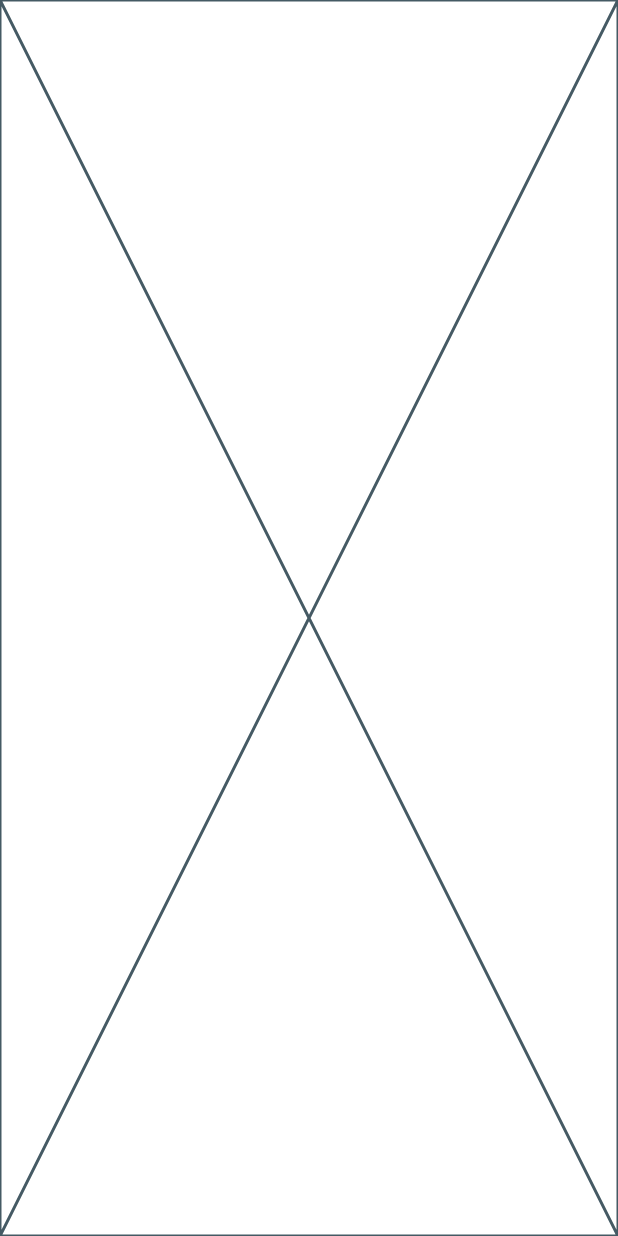
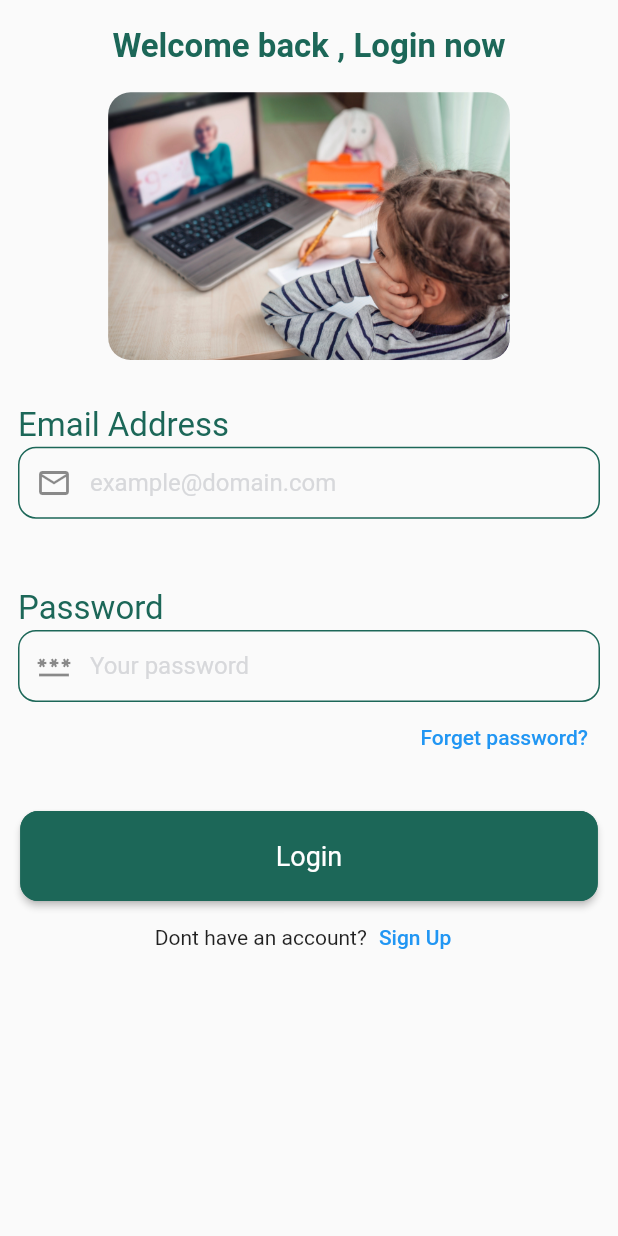
Before and after one commit to SamarKhalid/Education-Mobile-Application-UI, a Flutter app: the screen it shows after launch, after a tap on "Skip", on a phone screen of 412 x 824 dp. Run offline on Flutter 3.47's test engine with Material 2 defaults, Android fonts, the phone set to English and light mode, and no system bars; our stand-ins replace shared_preferences.

Commit message:
login page done

```diff
--- a/lib/constants.dart
+++ b/lib/constants.dart
@@ -39,4 +39,26 @@ const buttonTextStyle = TextStyle(
     color: Colors.white,
     fontSize: 18.0,
     fontWeight: FontWeight.normal);
+
+const textFieldDecoration = InputDecoration(
+  hintText: 'Enter a value',
+  hintStyle: TextStyle(
+    color: Color(0xffD7D8DB),
+  ),
+  contentPadding: EdgeInsets.symmetric(vertical: 10.0, horizontal: 20.0),
+  enabledBorder: OutlineInputBorder(
+    borderSide: BorderSide(color: Color(0xFF1C6758), width: 1.0),
+    borderRadius: BorderRadius.all(Radius.circular(12.0)),
+  ),
+  focusedBorder: OutlineInputBorder(
+    borderSide: BorderSide(color: Color(0xFF1C6758), width: 1.0),
+    borderRadius: BorderRadius.all(Radius.circular(12.0)),
+  ),
+  prefixIcon: Icon(
+    Icons.person, // Change to the desired icon
+    color: Color(0xFFBDBDBD), // Change to the desired color
+  ),
+);
+
+
 const loremText = "Lorem ipsum dolor sit amet, consectetur adipiscing elit, sed do eiusmod tempor incididunt.";
--- a/lib/screens/auth_screens/sign_in.dart
+++ b/lib/screens/auth_screens/sign_in.dart
@@ -1,3 +1,4 @@
+import 'package:education_mobile_application/constants.dart';
 import 'package:flutter/material.dart';
 
 class SignIn extends StatefulWidget {
@@ -9,8 +10,94 @@ class SignIn extends StatefulWidget {
 }
 
 class _SignInState extends State<SignIn> {
+  String email = '';
+
   @override
   Widget build(BuildContext context) {
-    return const Placeholder();
+    double screenHeight = MediaQuery.of(context).size.height;
+    double screenWidth = MediaQuery.of(context).size.width;
+    return Scaffold(
+      body: SingleChildScrollView(
+        child: SafeArea(
+          child: Padding(
+            padding: const EdgeInsets.all(12.0),
+            child: Column(
+              children: [
+                Text('Welcome back , Login now',
+                    style: mainText.copyWith(color: const Color(0xFF1C6758))),
+                SizedBox(height: screenHeight * 0.02),
+                ClipRRect(
+                  borderRadius: BorderRadius.circular(15.0),
+                  // Adjust the radius as needed
+                  child: Image.asset(
+                    'images/login_img.jpg',
+                    width: screenWidth * 0.65,
+                  ),
+                ),
+                SizedBox(height: screenHeight * 0.03),
+                Row(
+                  mainAxisAlignment: MainAxisAlignment.start,
+                  children: [
+                    Text('Email Address',
+                        style: mainText.copyWith(
+                            fontWeight: FontWeight.w400,
+                            color: const Color(0xFF1C6758))),
+                  ],
+                ),
+                TextField(
+                  onChanged: (value) {
+                    email = value;
+                  },
+                  decoration: textFieldDecoration.copyWith(
+                    hintText: 'example@domain.com',
+                    prefixIcon: const Icon(Icons.email_outlined),
+                  ),
+                ),
+                SizedBox(height: screenHeight * 0.05),
+                Row(
+                  mainAxisAlignment: MainAxisAlignment.start,
+                  children: [
+                    Text('Password',
+                        style: mainText.copyWith(
+                            fontWeight: FontWeight.w400,
+                            color: const Color(0xFF1C6758))),
+                  ],
+                ),
+                TextField(
+                  obscureText: true,
+                  decoration: textFieldDecoration.copyWith(
+                    hintText: 'Your password',
+                    prefixIcon: const Icon(Icons.password),
+                  ),
+                ),
+                Row(
+                  mainAxisAlignment: MainAxisAlignment.end,
+                  children: [
+                    TextButton(
+                         onPressed: () {  }, child: const Text('Forget password?')),
+                  ],
+                ),
+                SizedBox(height: screenHeight * 0.03),
+                ElevatedButton(
+                  style: filledButtonStyle.copyWith(minimumSize: MaterialStateProperty.all<Size>(const Size(385, 60)),),
+                  onPressed: ()  {
+                    //Navigator.pushNamed(context, OnBoarding2.id);
+                  },
+                  child: const Text('Login'),
+                ),
+                Row(
+                  mainAxisAlignment: MainAxisAlignment.center,
+                  children: [
+                    const Text('Dont have an account?'),
+                    TextButton(
+                        onPressed: () {  }, child: const Text('Sign Up')),
+                  ],
+                ),
+              ],
+            ),
+          ),
+        ),
+      ),
+    );
   }
 }
```
Also changed, not shown: lib/screens/onboarding_screens/onboarding1.dart (+2 -8 lines), images/login_img.jpg (added).
